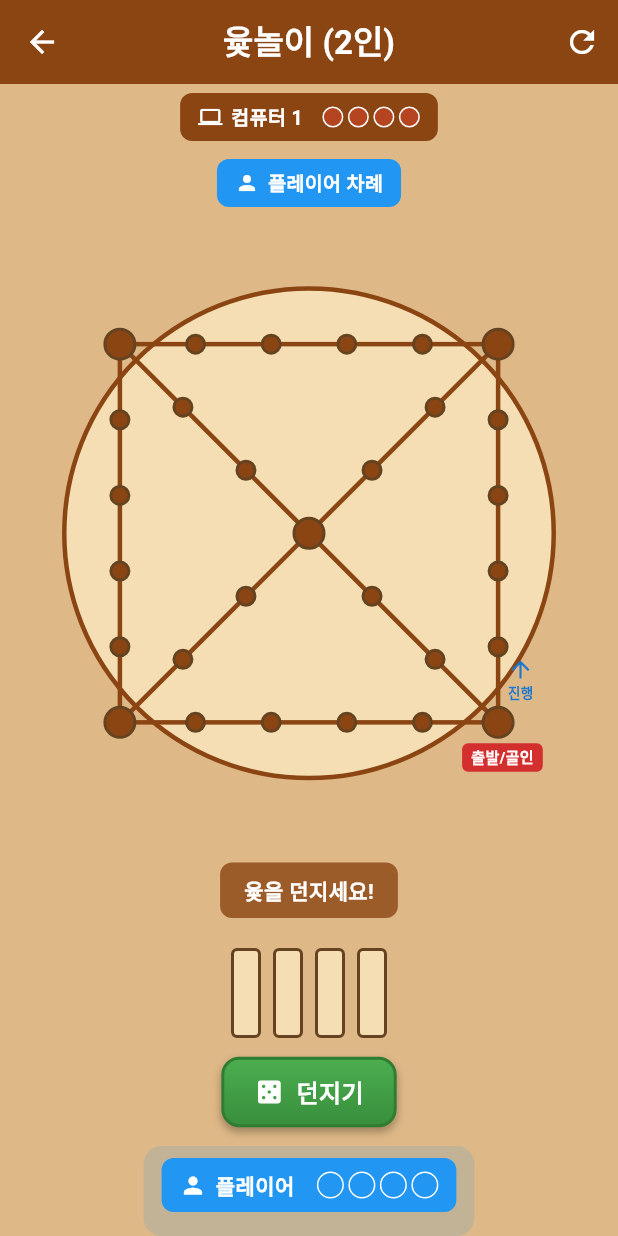
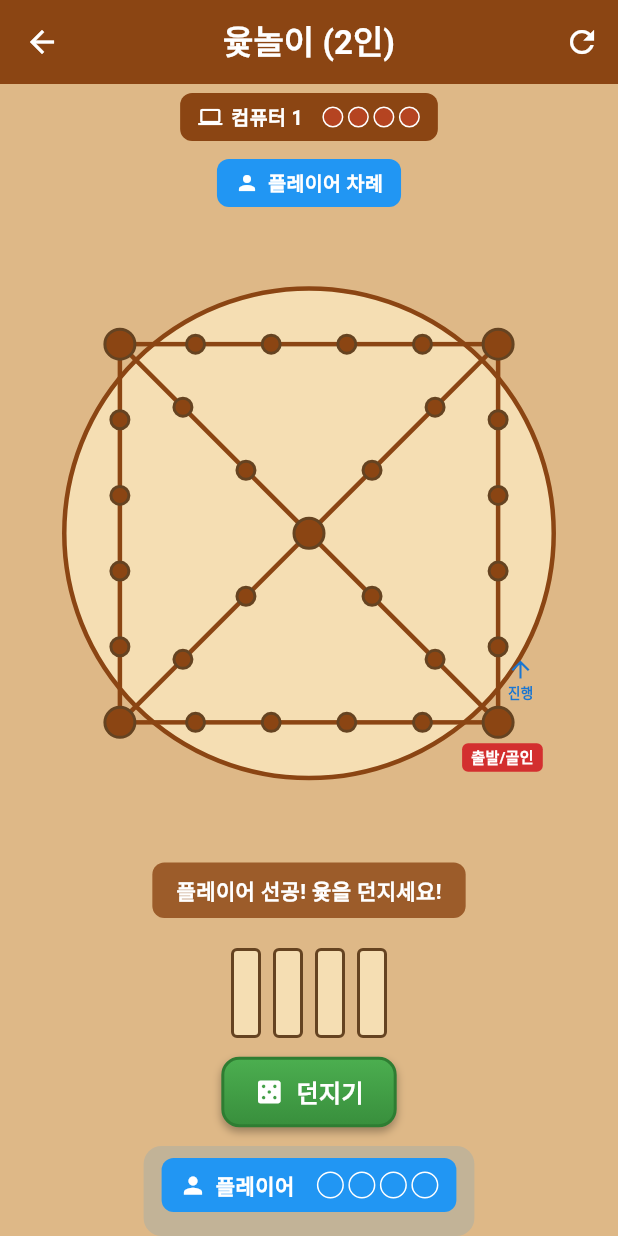
Before and after one commit to mhpark03/games, a Flutter app: the YutnoriScreen screen opened directly, after a tap on the "refresh" icon, on a phone screen of 412 x 824 dp. Run offline on Flutter 3.47's test engine with Material 3 defaults, Android fonts, the phone set to English and light mode, and no system bars; our stand-ins replace shared_preferences; accounts and stored records are empty.

Commit message:
윷놀이: 게임 시작 시 랜덤 선공 플레이어 선택
- Random().nextInt(playerCount)로 시작 플레이어 랜덤 선택
- 선공 플레이어 메시지 표시 ("플레이어 선공!" / "컴퓨터 N 선공!")
- 컴퓨터 선공 시 1초 후 자동으로 턴 시작
- 게임 재시작 시에도 랜덤 선공 적용

```diff
--- a/lib/games/yutnori/yutnori_screen.dart
+++ b/lib/games/yutnori/yutnori_screen.dart
@@ -188,6 +188,9 @@ class _YutnoriScreenState extends State<YutnoriScreen>
 
     if (widget.resumeGame) {
       _loadGame();
+    } else {
+      // 새 게임 시작 (컴퓨터 선공 시 턴 시작)
+      _startGame();
     }
   }
 
@@ -203,7 +206,8 @@ class _YutnoriScreenState extends State<YutnoriScreen>
       playerCount,
       (_) => List.generate(4, (_) => Piece()),
     );
-    currentPlayer = 0;
+    // 랜덤하게 시작 플레이어 선택
+    currentPlayer = Random().nextInt(playerCount);
     gameOver = false;
     winner = null;
     rankings = []; // 등수 초기화
@@ -217,7 +221,20 @@ class _YutnoriScreenState extends State<YutnoriScreen>
     lastMovedPieceIndex = null;
     selectedPieceIndex = null;
     selectedMoveIndex = null;
-    gameMessage = '윷을 던지세요!';
+    if (currentPlayer == 0) {
+      gameMessage = '플레이어 선공! 윷을 던지세요!';
+    } else {
+      gameMessage = '${_getPlayerName(currentPlayer)} 선공!';
+    }
+  }
+
+  // 게임 시작 (컴퓨터 선공 시 턴 시작)
+  void _startGame() {
+    if (currentPlayer > 0 && !gameOver) {
+      Future.delayed(const Duration(milliseconds: 1000), () {
+        if (mounted && !gameOver) _computerTurn();
+      });
+    }
   }
 
   // 플레이어 턴인지 확인
@@ -971,6 +988,8 @@ class _YutnoriScreenState extends State<YutnoriScreen>
       _initGame();
     });
     HapticFeedback.mediumImpact();
+    // 컴퓨터 선공 시 턴 시작
+    _startGame();
   }
 
   @override
```
